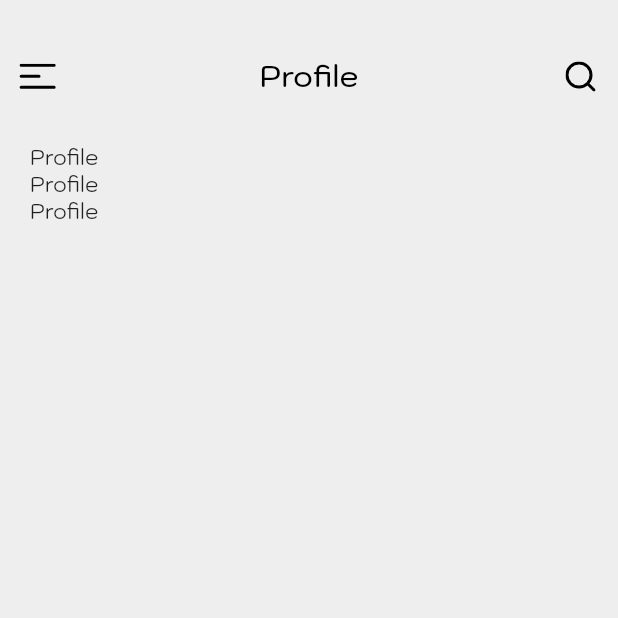
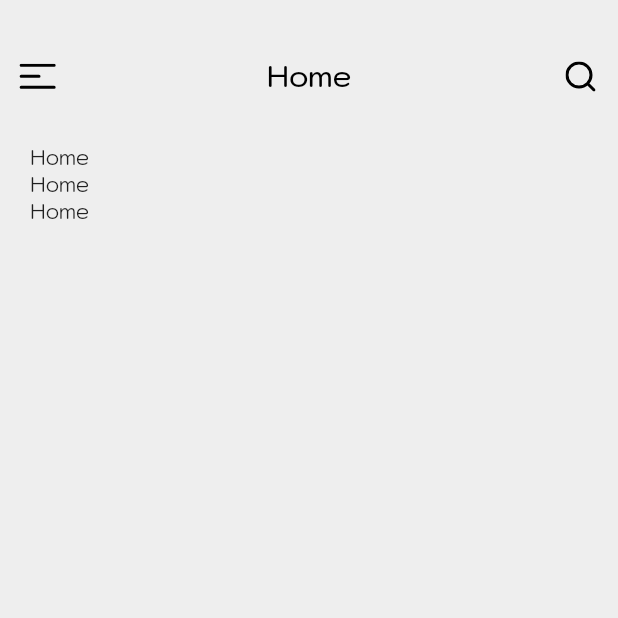
Before and after one commit to jason2071/food_flutter, a Flutter app: the screen it shows after launch, on a phone screen of 412 x 824 dp, the top half of it. Run offline on Flutter 3.47's test engine with Material 2 defaults, Android fonts, the phone set to English and light mode, and no system bars; our stand-ins replace flutter_svg; project files that could hold a hidden picture were left out.

Commit message:
fix drawer

```diff
--- a/lib/model/menu_model.dart
+++ b/lib/model/menu_model.dart
@@ -9,6 +9,7 @@ class MenuModel {
 }
 
 List<MenuModel> menuList = [
+  MenuModel(title: "Dashboard", icon: "assets/icons/icon_home.svg"),
   MenuModel(title: "Profile", icon: "assets/icons/icon_profile.svg"),
   MenuModel(title: "Orders", icon: "assets/icons/icon_order.svg"),
   MenuModel(
--- a/lib/screens/drawer/custom_menu.dart
+++ b/lib/screens/drawer/custom_menu.dart
@@ -1,5 +1,6 @@
 import 'package:flutter/material.dart';
 import 'package:food_flutter/providers/drawer_notifer.dart';
+import 'package:food_flutter/screens/home/home_screen.dart';
 import 'package:food_flutter/screens/order/order_screen.dart';
 import 'package:food_flutter/screens/drawer/drawer_screen.dart';
 import 'package:food_flutter/screens/profile/profile_screen.dart';
@@ -16,12 +17,13 @@ class CustomMenu extends StatelessWidget {
       body: Stack(
         children: [
           DrawerScreen(),
-          if (drawerNotifier.currentPage == 0) ProfileScreen(),
-          if (drawerNotifier.currentPage == 1) OrderScreen(),
-          if (drawerNotifier.currentPage == 2) Container(),
+          if (drawerNotifier.currentPage == 0) HomeScreen(),
+          if (drawerNotifier.currentPage == 1) ProfileScreen(),
+          if (drawerNotifier.currentPage == 2) OrderScreen(),
           if (drawerNotifier.currentPage == 3) Container(),
           if (drawerNotifier.currentPage == 4) Container(),
           if (drawerNotifier.currentPage == 5) Container(),
+          if (drawerNotifier.currentPage == 6) Container(),
         ],
       ),
     );
--- a/lib/screens/drawer/drawer_screen.dart
+++ b/lib/screens/drawer/drawer_screen.dart
@@ -19,13 +19,17 @@ class DrawerScreen extends StatelessWidget {
         children: [
           ...List.generate(
             menuList.length,
-            (index) => MenuItem(
-              title: menuList[index].title,
-              iconSrc: menuList[index].icon,
-              press: () {
-                context.read<DrawerNotifier>().setCurrendPage(index);
-              },
-            ),
+            (index) {
+              return (index == 0)
+                  ? Container()
+                  : MenuItem(
+                      title: menuList[index].title,
+                      iconSrc: menuList[index].icon,
+                      press: () {
+                        context.read<DrawerNotifier>().setCurrendPage(index);
+                      },
+                    );
+            },
           ),
         ],
       ),
```
